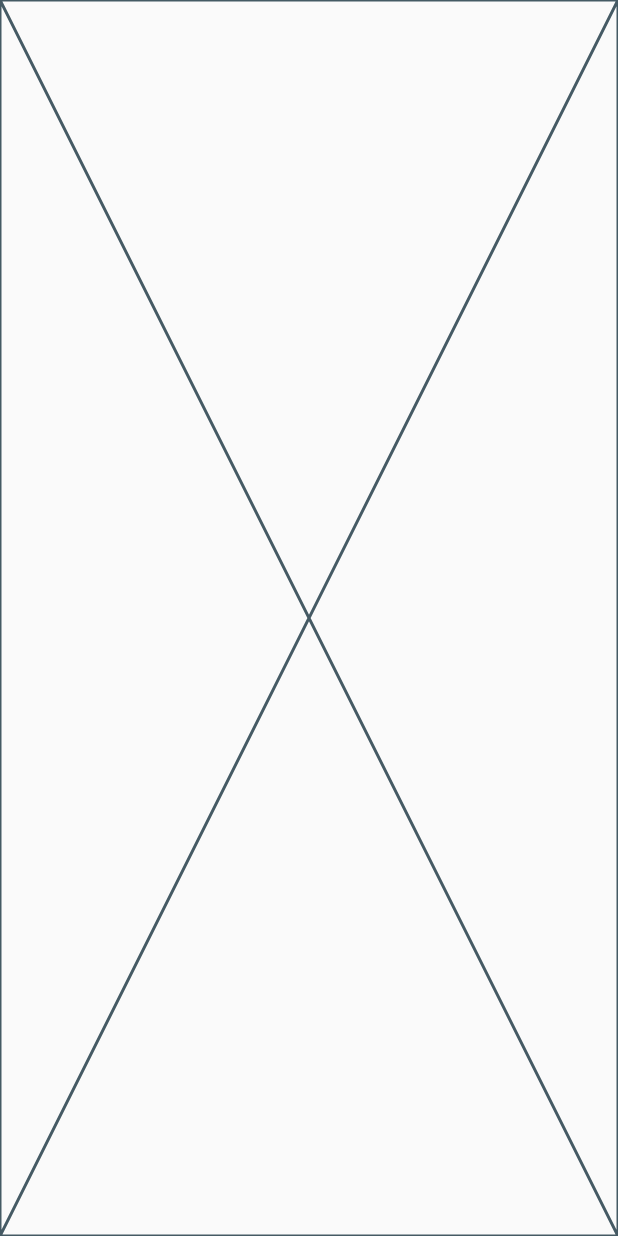
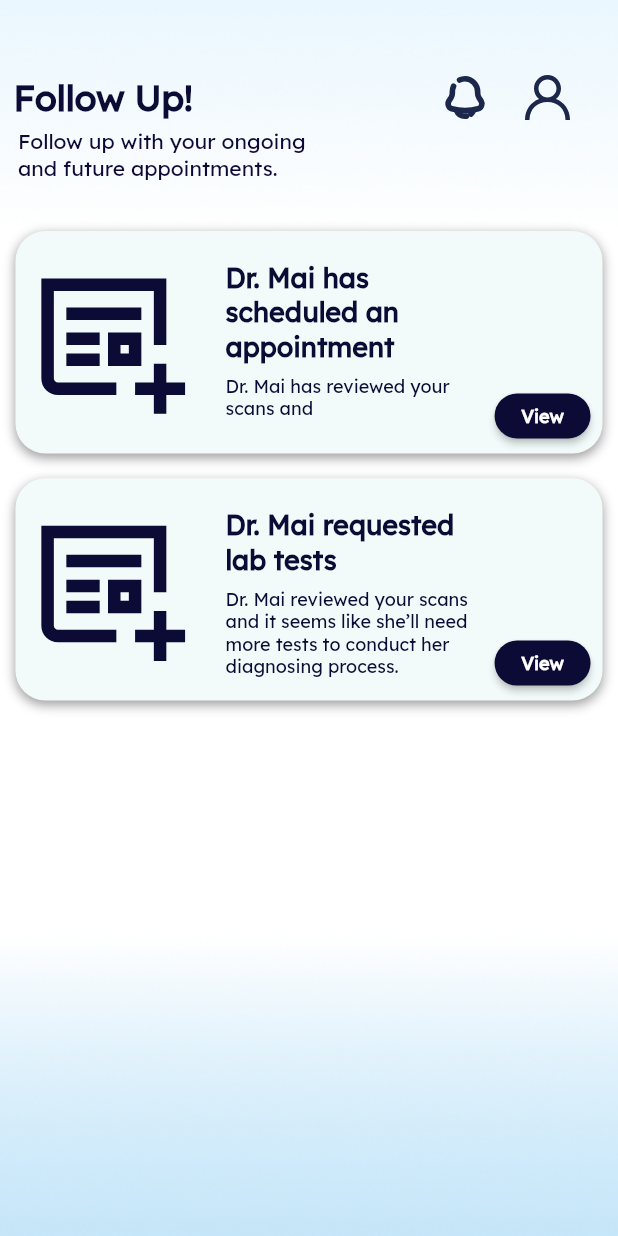
Before and after one commit to maryamyasserr/DermaByte, a Flutter app: the screen it shows after launch, after a tap on "View", on a phone screen of 412 x 824 dp. Run offline on Flutter 3.47's test engine with Material 2 defaults, Android fonts, the light colour scheme and no system bars; our stand-ins replace flutter_svg, go_router.

Commit message:
finish Follow Up View

```diff
--- a/lib/Features/Appoinments/View/Widgets/appoinments_body.dart
+++ b/lib/Features/Appoinments/View/Widgets/appoinments_body.dart
@@ -3,7 +3,6 @@ import 'package:dermabyte/Core/utils/assets.dart';
 import 'package:dermabyte/Core/utils/routes.dart';
 import 'package:dermabyte/Features/Appoinments/View/Widgets/custom_card.dart';
 import 'package:dermabyte/Features/Appoinments/View/Widgets/header_text.dart';
-import 'package:dermabyte/Features/Appoinments/View/follow_up_view.dart';
 import 'package:flutter/material.dart';
 import 'package:go_router/go_router.dart';
 
@@ -28,6 +27,7 @@ class AppoinmentsBody extends StatelessWidget {
             cardSubTitle:
                 "Follow up with your last appointments, doctor has requested....",
             textButton: "View",
+            width: MediaQuery.of(context).size.width * 0.37,
             onPressed: () {
               GoRouter.of(context).push(AppRoutes.kFollowUp);
             },
@@ -39,6 +39,7 @@ class AppoinmentsBody extends StatelessWidget {
             cardSubTitle: "Doctor Mohamed has scheduled an appointment on ....",
             textButton: "View",
             onPressed: () {},
+            width: MediaQuery.of(context).size.width * 0.37,
           )
         ],
       ),
--- a/lib/Features/Appoinments/View/Widgets/card_title.dart
+++ b/lib/Features/Appoinments/View/Widgets/card_text.dart
@@ -1,17 +1,18 @@
 import 'package:dermabyte/Core/utils/font_styels.dart';
 import 'package:flutter/material.dart';
 
-class CardTitle extends StatelessWidget {
-  const CardTitle(
-      {super.key, required this.cardTitle, required this.cardSubTitle});
+class CardText extends StatelessWidget {
+  const CardText(
+      {super.key, required this.cardTitle, required this.cardSubTitle, this.width});
   final String cardTitle, cardSubTitle;
+  final double? width;
 
   @override
   Widget build(BuildContext context) {
     return Padding(
       padding: const EdgeInsets.only(top: 20),
       child: SizedBox(
-        width: MediaQuery.of(context).size.width * 0.37,
+        width: MediaQuery.of(context).size.width*0.44,
         child: Column(
           crossAxisAlignment: CrossAxisAlignment.start,
           children: [
--- a/lib/Features/Appoinments/View/Widgets/custom_card.dart
+++ b/lib/Features/Appoinments/View/Widgets/custom_card.dart
@@ -1,6 +1,6 @@
 import 'package:dermabyte/Core/utils/colors.dart';
 import 'package:dermabyte/Features/Appoinments/View/Widgets/card_button.dart';
-import 'package:dermabyte/Features/Appoinments/View/Widgets/card_title.dart';
+import 'package:dermabyte/Features/Appoinments/View/Widgets/card_text.dart';
 import 'package:flutter/material.dart';
 import 'package:flutter_svg/flutter_svg.dart';
 
@@ -11,15 +11,16 @@ class CustomCard extends StatelessWidget {
       required this.cardTitle,
       required this.cardSubTitle,
       required this.textButton,
-      this.onPressed
-      });
+      this.onPressed,
+      this.width});
   final String iconCard, cardTitle, cardSubTitle, textButton;
   final void Function()? onPressed;
+  final double? width;
   @override
   Widget build(BuildContext context) {
     return Container(
-      width: MediaQuery.of(context).size.width * 0.94,
-      height: MediaQuery.of(context).size.height * 0.17,
+      width: MediaQuery.of(context).size.width * 0.95,
+      height: MediaQuery.of(context).size.height * 0.18,
       decoration: BoxDecoration(
           color: OurColors.kCardColor,
           borderRadius: BorderRadius.circular(20),
@@ -30,20 +31,30 @@ class CustomCard extends StatelessWidget {
               blurRadius: 6.0,
             )
           ]),
-      child: Row(children: [
+      child: Stack(
+        children: [
+          Row(children: [
             Padding(
               padding: const EdgeInsets.only(top: 15),
               child: SvgPicture.asset(
                 iconCard,
-            height: 140,
+                height: MediaQuery.of(context).size.height * 0.17,
               ),
             ),
-        CardTitle(cardTitle: cardTitle, cardSubTitle: cardSubTitle),
-        CardButton(
+            CardText(
+              cardTitle: cardTitle,
+              cardSubTitle: cardSubTitle,
+            ),
+          ]),
+          Positioned(
+          right: 8,
+          bottom: 0,
+          child: CardButton(
           textButton: textButton,
           onPressed: onPressed,
-        )
-      ]),
+        ))
+        ],
+      ),
     );
   }
 }
--- a/lib/Features/Appoinments/View/Widgets/follow_up_body.dart
+++ b/lib/Features/Appoinments/View/Widgets/follow_up_body.dart
@@ -1,3 +1,7 @@
+import 'package:dermabyte/Core/Widgets/custom_appbar.dart';
+import 'package:dermabyte/Core/utils/assets.dart';
+import 'package:dermabyte/Features/Appoinments/View/Widgets/custom_card.dart';
+import 'package:dermabyte/Features/Appoinments/View/Widgets/header_text.dart';
 import 'package:flutter/material.dart';
 
 class FollowUpBody extends StatelessWidget {
@@ -5,6 +9,35 @@ class FollowUpBody extends StatelessWidget {
 
   @override
   Widget build(BuildContext context) {
-    return const Placeholder();
+    return Container(
+      decoration: const BoxDecoration(
+        image: DecorationImage(
+          image: AssetImage(Assets.kBackground),
+          fit: BoxFit.cover
+        )
+      ),
+      child: Column(
+        children: [
+          const CustomAppBar(title: "Follow Up!"),
+          const HeaderText(text: "Follow up with your ongoing and future appointments."),
+          SizedBox(height: MediaQuery.of(context).size.height * 0.04),
+          CustomCard(
+            iconCard:Assets.kFollowUpIcon,
+            cardTitle: "Dr. Mai has scheduled an appointment",
+            cardSubTitle: "Dr. Mai has reviewed your scans and",
+            onPressed: (){},
+            textButton: "View",
+            ),
+          SizedBox(height: MediaQuery.of(context).size.height * 0.02),
+          CustomCard(
+            iconCard:Assets.kFollowUpIcon,
+            cardTitle: "Dr. Mai requested lab tests",
+            cardSubTitle: "Dr. Mai reviewed your scans and it seems like she’ll need more tests to conduct her diagnosing process.",
+            onPressed: (){},
+            textButton: "View",
+            ),
+        ],
+      ),
+    );
   }
 }
```
Lines whose indentation alone changed are shown as unchanged.
